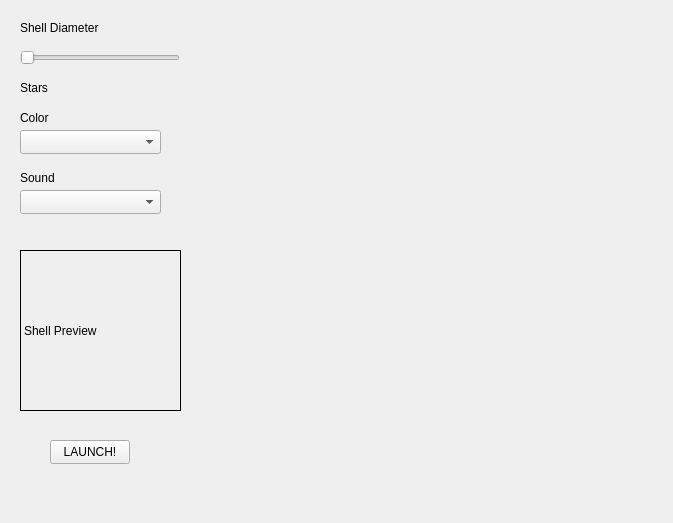
Before: the Qt Designer form RocketWorks/FireworkSandbox.ui in rangusun/a8-edu-app-s23-team-rocket, drawn with Qt 5.
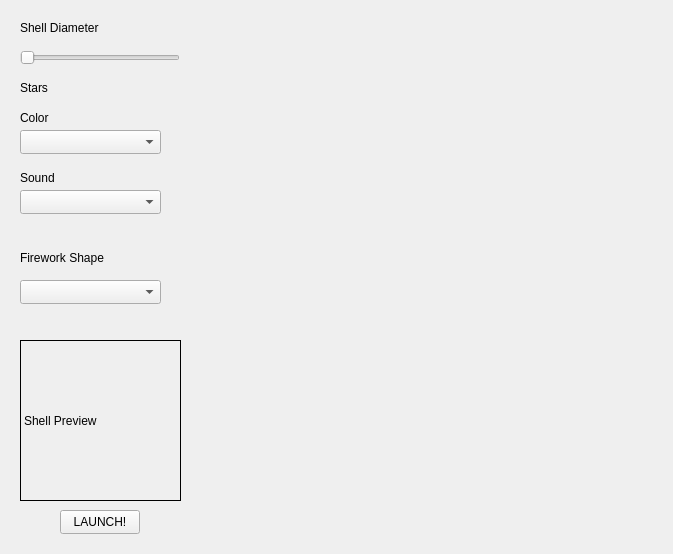
After: the same form once the commit is applied.

Commit message:
Added Firework Shape dropdown on UI
*forgot to add lol

The edit to the form file:
```diff
--- a/RocketWorks/FireworkSandbox.ui
+++ b/RocketWorks/FireworkSandbox.ui
@@ -7,7 +7,7 @@
     <x>0</x>
     <y>0</y>
     <width>673</width>
-    <height>523</height>
+    <height>554</height>
    </rect>
   </property>
   <property name="windowTitle">
@@ -115,7 +115,7 @@
    <property name="geometry">
     <rect>
      <x>20</x>
-     <y>250</y>
+     <y>340</y>
      <width>161</width>
      <height>161</height>
     </rect>
@@ -130,8 +130,8 @@
   <widget class="QPushButton" name="launchButton">
    <property name="geometry">
     <rect>
-     <x>50</x>
-     <y>440</y>
+     <x>60</x>
+     <y>510</y>
      <width>80</width>
      <height>24</height>
     </rect>
@@ -140,6 +140,29 @@
     <string>LAUNCH!</string>
    </property>
   </widget>
+  <widget class="QLabel" name="label_5">
+   <property name="geometry">
+    <rect>
+     <x>20</x>
+     <y>250</y>
+     <width>111</width>
+     <height>16</height>
+    </rect>
+   </property>
+   <property name="text">
+    <string>Firework Shape</string>
+   </property>
+  </widget>
+  <widget class="QComboBox" name="shapeDropdown">
+   <property name="geometry">
+    <rect>
+     <x>20</x>
+     <y>280</y>
+     <width>141</width>
+     <height>24</height>
+    </rect>
+   </property>
+  </widget>
  </widget>
  <resources/>
  <connections/>
```
